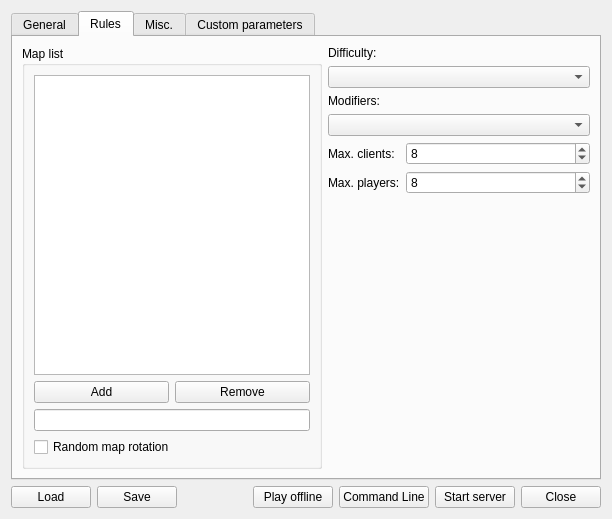
Before: the Qt Designer form src/core/gui/createserverdialog.ui in Destroyerrrocket/doomseeker-unofficial, drawn with Qt 5.
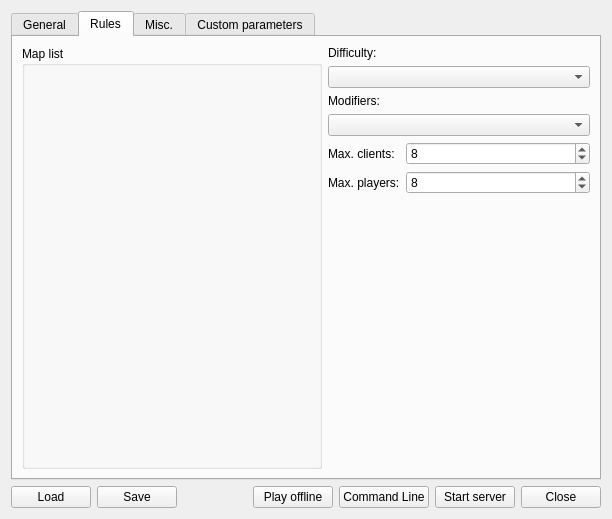
After: the same form once the commit is applied. The open tabs and pages were chosen to show the change. Icons and pictures are not drawn. Custom widgets are drawn as their Qt base class.

Commit message: - Split map list area from CreateServerDialog to a separate class MapListPanel.

```diff
--- a/src/core/gui/createserverdialog.ui
+++ b/src/core/gui/createserverdialog.ui
@@ -352,62 +352,9 @@
            <property name="title">
             <string>Map list</string>
            </property>
-           <layout class="QHBoxLayout" name="horizontalLayout_4">
+           <layout class="QVBoxLayout" name="verticalLayout_6">
             <item>
-             <layout class="QVBoxLayout" name="verticalLayout_6">
-              <item>
-               <widget class="QListView" name="lstMaplist">
-                <property name="dragEnabled">
-                 <bool>true</bool>
-                </property>
-                <property name="dragDropMode">
-                 <enum>QAbstractItemView::InternalMove</enum>
-                </property>
-                <property name="selectionMode">
-                 <enum>QAbstractItemView::ExtendedSelection</enum>
-                </property>
-                <property name="movement">
-                 <enum>QListView::Free</enum>
-                </property>
-               </widget>
-              </item>
-              <item>
-               <layout class="QHBoxLayout" name="horizontalLayout_8">
-                <item>
-                 <widget class="QPushButton" name="btnAddMapToMaplist">
-                  <property name="text">
-                   <string>Add</string>
-                  </property>
-                  <property name="icon">
-                   <iconset resource="../../../media/resources.qrc">
-                    <normaloff>:/icons/plus.png</normaloff>:/icons/plus.png</iconset>
-                  </property>
-                 </widget>
-                </item>
-                <item>
-                 <widget class="QPushButton" name="btnRemoveMapFromMaplist">
-                  <property name="text">
-                   <string>Remove</string>
-                  </property>
-                  <property name="icon">
-                   <iconset resource="../../../media/resources.qrc">
-                    <normaloff>:/icons/x.png</normaloff>:/icons/x.png</iconset>
-                  </property>
-                 </widget>
-                </item>
-               </layout>
-              </item>
-              <item>
-               <widget class="QLineEdit" name="leMapname"/>
-              </item>
-              <item>
-               <widget class="QCheckBox" name="cbRandomMapRotation">
-                <property name="text">
-                 <string>Random map rotation</string>
-                </property>
-               </widget>
-              </item>
-             </layout>
+             <widget class="MapListPanel" name="mapListPanel" native="true"/>
             </item>
            </layout>
           </widget>
@@ -622,6 +569,12 @@
    <header>gui/createserver/miscserversetuppanel.h</header>
    <container>1</container>
   </customwidget>
+  <customwidget>
+   <class>MapListPanel</class>
+   <extends>QWidget</extends>
+   <header>gui/createserver/maplistpanel.h</header>
+   <container>1</container>
+  </customwidget>
  </customwidgets>
  <resources>
   <include location="../../../media/resources.qrc"/>
```
The commit also changes 6 other files.
